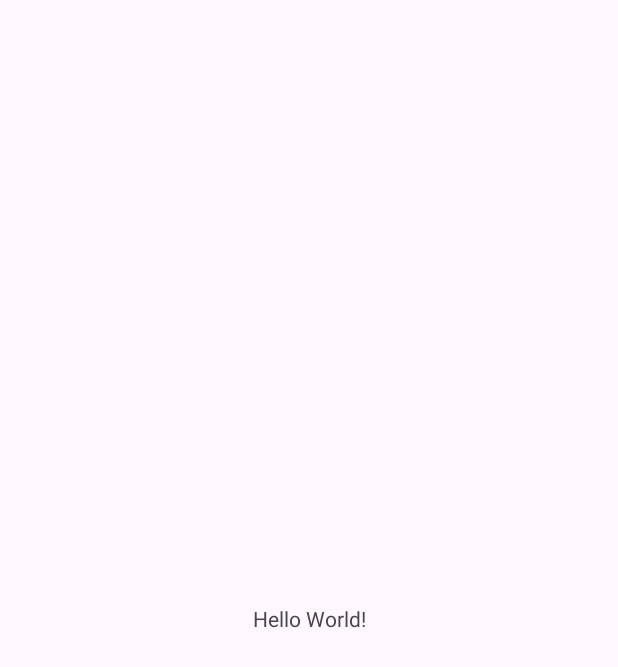
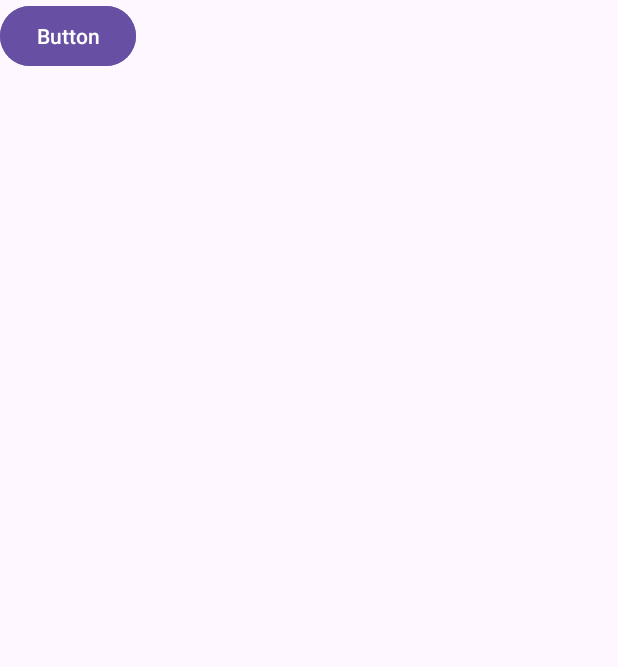
Before and after one commit to carlota06mcg/Programaci-nMultimedia, an Android app: the screen it shows after launch (MainActivity), on a phone screen of 412 x 824 dp. Before the commit the part shown is almost empty. Shown: the top 667 px of the screen. Run offline under Robolectric (Android 15) with nearby library versions, the phone set to English and light mode, and no system bars.

Commit message:
ejercicio 1

```diff
--- a/BotonesTarea/app/src/main/res/layout/activity_main.xml
+++ b/BotonesTarea/app/src/main/res/layout/activity_main.xml
@@ -7,13 +7,19 @@
     android:layout_height="match_parent"
     tools:context=".MainActivity">
 
-    <TextView
+    <Button
+        android:id="@+id/button"
         android:layout_width="wrap_content"
         android:layout_height="wrap_content"
-        android:text="Hello World!"
-        app:layout_constraintBottom_toBottomOf="parent"
-        app:layout_constraintEnd_toEndOf="parent"
-        app:layout_constraintStart_toStartOf="parent"
-        app:layout_constraintTop_toTopOf="parent" />
+        android:text="Button"
+        tools:layout_editor_absoluteX="97dp"
+        tools:layout_editor_absoluteY="324dp" />
 
+    <Button
+        android:id="@+id/button2"
+        android:layout_width="wrap_content"
+        android:layout_height="wrap_content"
+        android:text="Button"
+        tools:layout_editor_absoluteX="230dp"
+        tools:layout_editor_absoluteY="324dp" />
 </androidx.constraintlayout.widget.ConstraintLayout>
```
